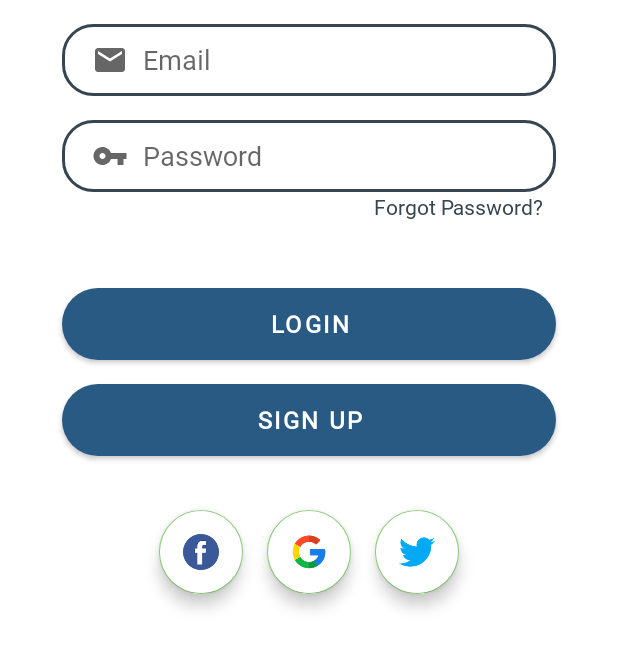
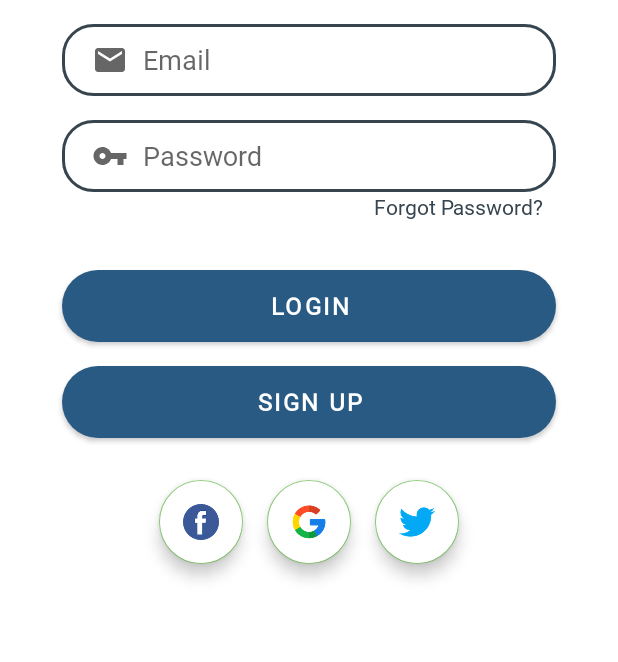
Before and after one commit to Tryden12/CaddyApp, an Android app: the screen it shows after launch (LoginActivity), on a phone screen of 412 x 824 dp, the part 574-1236 px from its top. Run offline under Robolectric (Android 15) with nearby library versions, the light colour scheme and no system bars.

Commit message:
forgot password min height change

```diff
--- a/app/src/main/res/layout/activity_login.xml
+++ b/app/src/main/res/layout/activity_login.xml
@@ -130,7 +130,7 @@
             android:layout_marginStart="8dp"
             android:layout_marginEnd="8dp"
             android:clickable="true"
-            android:minHeight="48dp"
+            android:minHeight="36dp"
             android:text="@string/forgot_password"
             android:textColor="@color/Charcoal"
             app:layout_constraintBottom_toBottomOf="parent"
@@ -147,7 +147,7 @@
             android:layout_width="wrap_content"
             android:layout_height="wrap_content"
             android:layout_marginStart="8dp"
-            android:layout_marginTop="36dp"
+            android:layout_marginTop="28dp"
             android:layout_marginEnd="8dp"
             android:backgroundTint="@color/white"
             android:contentDescription="@string/google"
@@ -163,7 +163,7 @@
             android:layout_width="wrap_content"
             android:layout_height="wrap_content"
             android:layout_marginStart="110dp"
-            android:layout_marginTop="36dp"
+            android:layout_marginTop="28dp"
             android:layout_marginEnd="8dp"
             android:backgroundTint="@color/white"
             android:contentDescription="@string/facebook"
@@ -180,7 +180,7 @@
             android:layout_width="wrap_content"
             android:layout_height="wrap_content"
             android:layout_marginStart="8dp"
-            android:layout_marginTop="36dp"
+            android:layout_marginTop="28dp"
             android:layout_marginEnd="110dp"
             android:backgroundTint="@color/white"
             android:contentDescription="@string/twitter"
```
